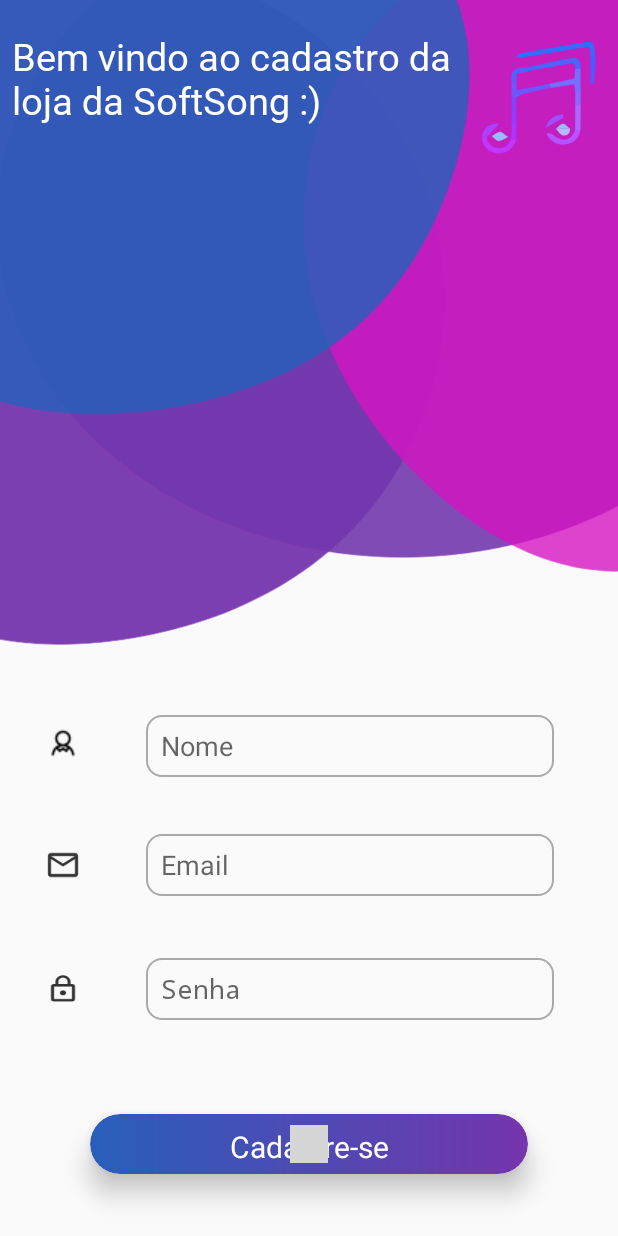
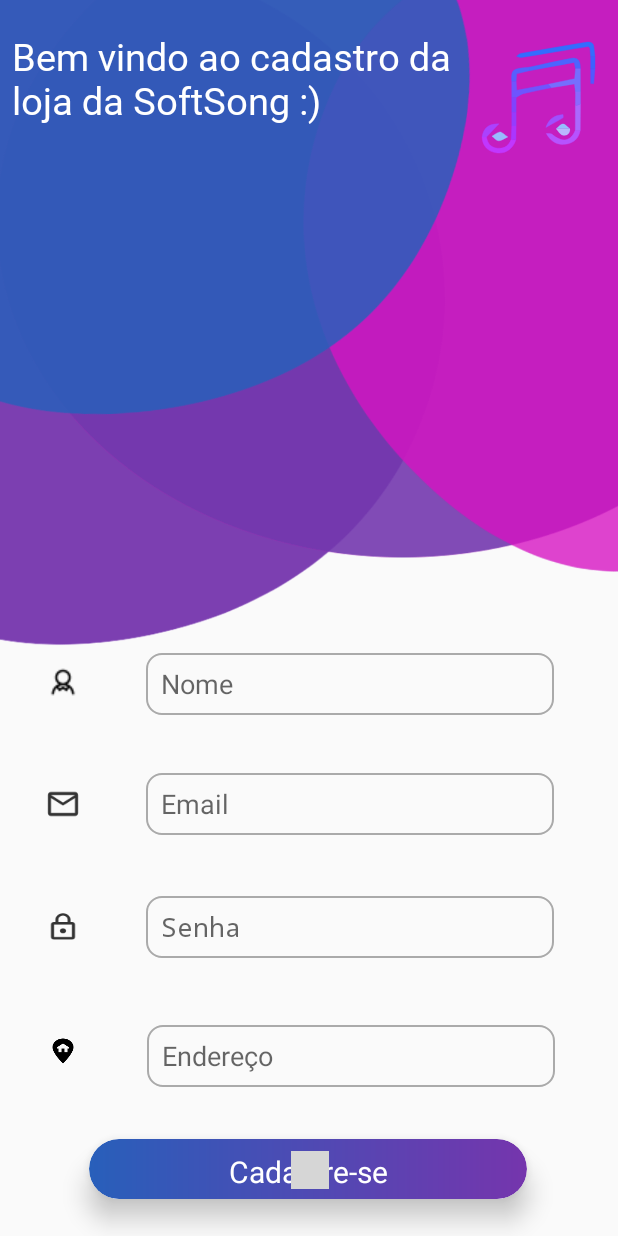
Before and after one commit to feliperrella/LojaSoftSong, an Android app: the SigninActivity screen opened directly, with no data from a screen before it, on a phone screen of 412 x 824 dp. Run offline under Robolectric (Android 15) with nearby library versions, the phone set to English and light mode, and no system bars; libraries missing offline, so code that uses them is left out: cdflynn.android.library; plain views replace CheckView; 1 statement that could not run was skipped; grey boxes are pictures that could not be loaded.

Commit message:
melhorias ? sla

```diff
--- a/app/build.gradle
+++ b/app/build.gradle
@@ -9,6 +9,7 @@ android {
         versionCode 1
         versionName "1.0"
         testInstrumentationRunner "android.support.test.runner.AndroidJUnitRunner"
+
     }
     buildTypes {
         release {
@@ -40,4 +41,6 @@ dependencies {
     implementation 'com.github.chrisbanes:PhotoView:2.1.3'
     implementation 'com.nex3z:notification-badge:0.1.0'
     implementation 'com.gelitenight.waveview:waveview:1.0.0'
+    implementation 'com.google.zxing:core:3.2.1'
+    implementation 'com.journeyapps:zxing-android-embedded:3.2.0@aar'
 }
--- a/app/src/main/AndroidManifest.xml
+++ b/app/src/main/AndroidManifest.xml
@@ -21,6 +21,7 @@
         <activity android:name=".HomeActivity" />
         <activity android:name=".ProdutosActivity" />
         <activity android:name=".SearchActivity" />
+        <activity android:name=".ConfirmActivity" />
         <activity android:name=".PerfilActivity" />
         <activity android:name=".CarrinhoActivity" />
         <activity android:name=".SigninActivity" />
--- a/app/src/main/java/com/example/lojasoftsong/ClasseConexao.java
+++ b/app/src/main/java/com/example/lojasoftsong/ClasseConexao.java
@@ -9,7 +9,8 @@ import java.sql.SQLException;
 import static java.sql.DriverManager.getConnection;
 
 public class ClasseConexao {
-    public static String ip = "191.193.25.113";
+    //public static String ip = "191.193.25.113";
+    public static String ip = "192.168.15.17";
 
     @SuppressLint("NewApi")
     public Connection CONN() throws ClassNotFoundException {
--- a/app/src/main/java/com/example/lojasoftsong/HomeActivity.java
+++ b/app/src/main/java/com/example/lojasoftsong/HomeActivity.java
@@ -101,7 +101,7 @@ public class HomeActivity extends Activity {
     @Override
     protected void onResume() {
         super.onResume();
-        badge.setNumber(Carrinho.size());
+        badge.setNumber(CarrinhoActivity.Nome.size());
     }
 
     public class Carro extends PagerAdapter{
@@ -196,6 +196,5 @@ public class HomeActivity extends Activity {
     private ArrayList<String> mNames = new ArrayList<>();
     private ArrayList<String> mCodigo = new ArrayList<>();
     private ArrayList<String> mPreco = new ArrayList<>();
-    public static ArrayList<String> Carrinho = new ArrayList<>();
     NotificationBadge badge;
 }
--- a/app/src/main/java/com/example/lojasoftsong/MainActivity.java
+++ b/app/src/main/java/com/example/lojasoftsong/MainActivity.java
@@ -108,6 +108,8 @@ public class MainActivity extends AppCompatActivity {
                     if(rs != null && rs.next())
                     {
                         id = rs.getString("IDCliente");
+                        endereco = rs.getString("endereco");
+                        nome = rs.getString("nome");
                     }
                 }
             } catch (Exception e) {
@@ -128,6 +130,8 @@ public class MainActivity extends AppCompatActivity {
                     SharedPreferences.Editor editor = sharedPref.edit();
                     editor.putString("email" ,usu.getText().toString());
                     editor.putString("id", id);
+                    editor.putString("endereco", endereco);
+                    editor.putString("nome", nome);
                     editor.apply();
                 }
                 else
@@ -154,7 +158,7 @@ public class MainActivity extends AppCompatActivity {
     public static SharedPreferences sharedPref;
     Button cadastrar;
     EditText usu, senh;
-    String id = "";
+    String id = "", endereco = "", nome = "";
     ImageView Login;
     ProgressBar progressBar;
 }
--- a/app/src/main/java/com/example/lojasoftsong/PerfilActivity.java
+++ b/app/src/main/java/com/example/lojasoftsong/PerfilActivity.java
@@ -32,6 +32,7 @@ public class PerfilActivity extends Activity {
         }
         setContentView(R.layout.activity_perfil);
         new Load().execute();
+        ((TextView) findViewById(R.id.Nome)).setText(MainActivity.sharedPref.getString("nome", ""));
     }
 
     class Load extends AsyncTask<String, String, String>
--- a/app/src/main/java/com/example/lojasoftsong/SigninActivity.java
+++ b/app/src/main/java/com/example/lojasoftsong/SigninActivity.java
@@ -51,10 +51,11 @@ public class SigninActivity extends Activity {
         Nome = findViewById(R.id.txtNome);
         Email = findViewById(R.id.txtEmail);
         Senha = findViewById(R.id.txtSenha);
+        Endereço = findViewById(R.id.txtEndereco);
         Cadastrar.setOnClickListener(new View.OnClickListener() {
             @Override
             public void onClick(View view) {
-                if(!Nome.getText().toString().equals("") && !Email.getText().toString().equals("") && !Senha.getText().toString().equals("")) {
+                if(!Nome.getText().toString().equals("") && !Email.getText().toString().equals("") && !Senha.getText().toString().equals("") && !Endereço.getText().toString().equals("")) {
                     width();
                     resto();
                     new Cadastrar().execute();
@@ -108,7 +109,7 @@ public class SigninActivity extends Activity {
                 if(connection != null)
                 {
                    Statement stmt = connection.createStatement();
-                   count = stmt.executeUpdate("Insert into tblCliente(nivel_acesso, nome, tel1,email,senha,CPF, endereco, cidade, estado, CEP, genero) values(0,'" + Nome.getText().toString() + "','','" + Email.getText().toString() + "','" + Senha.getText().toString() + "', '', '', '', '', '','')");
+                   count = stmt.executeUpdate("Insert into tblCliente(nivel_acesso, nome, tel1,email,senha,CPF, endereco, cidade, estado, CEP, genero) values(0,'" + Nome.getText().toString() + "','','" + Email.getText().toString() + "','" + Senha.getText().toString() + "', '', '" + Endereço.getText() + "', '', '', '','')");
                 }
             }
             catch (Exception e) {
@@ -135,6 +136,8 @@ public class SigninActivity extends Activity {
                         .start();
                 SharedPreferences.Editor editor = MainActivity.sharedPref.edit();
                 editor.putString("email", Email.getText().toString());
+                editor.putString("endereco", Endereço.getText().toString());
+                editor.putString("nome", Nome.getText().toString());
                 editor.apply();
                 new Handler().postDelayed(new Runnable()
                 {
@@ -153,5 +156,5 @@ public class SigninActivity extends Activity {
     TextView tchau;
     ProgressBar pb;
     CardView Cadastrar;
-    EditText Nome, Email, Senha;
+    EditText Nome, Email, Senha, Endereço;
 }
--- a/app/src/main/res/layout/activity_signin.xml
+++ b/app/src/main/res/layout/activity_signin.xml
@@ -85,8 +85,10 @@
         app:cardElevation="10dp"
         app:layout_constraintBottom_toBottomOf="parent"
         app:layout_constraintEnd_toEndOf="parent"
+        app:layout_constraintHorizontal_bias="0.495"
         app:layout_constraintStart_toStartOf="parent"
-        app:layout_constraintTop_toTopOf="@+id/guideline10">
+        app:layout_constraintTop_toTopOf="@+id/guideline10"
+        app:layout_constraintVertical_bias="0.849">
 
         <android.support.constraint.ConstraintLayout
             android:layout_width="match_parent"
@@ -122,8 +124,10 @@
                 android:visibility="invisible"
                 app:layout_constraintBottom_toBottomOf="parent"
                 app:layout_constraintEnd_toEndOf="parent"
+                app:layout_constraintHorizontal_bias="0.505"
                 app:layout_constraintStart_toStartOf="parent"
-                app:layout_constraintTop_toTopOf="parent" />
+                app:layout_constraintTop_toTopOf="parent"
+                app:layout_constraintVertical_bias="0.0" />
 
             <cdflynn.android.library.checkview.CheckView
                 android:id="@+id/check"
@@ -136,8 +140,10 @@
                 app:checkView_strokeColor="#ffffff"
                 app:layout_constraintBottom_toBottomOf="parent"
                 app:layout_constraintEnd_toEndOf="parent"
+                app:layout_constraintHorizontal_bias="0.505"
                 app:layout_constraintStart_toStartOf="parent"
-                app:layout_constraintTop_toTopOf="parent" />
+                app:layout_constraintTop_toTopOf="parent"
+                app:layout_constraintVertical_bias="0.0" />
 
         </android.support.constraint.ConstraintLayout>
 
@@ -197,7 +203,6 @@
         android:id="@+id/txtEmail"
         android:layout_width="272dp"
         android:layout_height="41dp"
-        android:paddingLeft="10dp"
         android:layout_marginStart="8dp"
         android:layout_marginTop="8dp"
         android:layout_marginEnd="8dp"
@@ -206,10 +211,44 @@
         android:ems="10"
         android:hint="Email"
         android:inputType="textPersonName"
+        android:paddingLeft="10dp"
         app:layout_constraintBottom_toTopOf="@+id/guideline9"
         app:layout_constraintEnd_toEndOf="parent"
         app:layout_constraintStart_toEndOf="@+id/imageView5"
         app:layout_constraintTop_toTopOf="@+id/guideline8" />
+
+    <EditText
+        android:id="@+id/txtEndereco"
+        android:layout_width="272dp"
+        android:layout_height="41dp"
+        android:layout_marginStart="8dp"
+        android:layout_marginTop="12dp"
+        android:layout_marginEnd="40dp"
+        android:layout_marginBottom="8dp"
+        android:background="@drawable/edittext_layout"
+        android:hint="Endereço"
+        android:paddingLeft="10dp"
+        app:layout_constraintBottom_toTopOf="@+id/guideline27"
+        app:layout_constraintEnd_toEndOf="parent"
+        app:layout_constraintHorizontal_bias="0.945"
+        app:layout_constraintStart_toEndOf="@+id/imageView7"
+        app:layout_constraintTop_toTopOf="@+id/guideline10"
+        app:layout_constraintVertical_bias="0.583" />
+
+    <ImageView
+        android:id="@+id/imageView7"
+        android:layout_width="24dp"
+        android:layout_height="20dp"
+        android:layout_marginStart="8dp"
+        android:layout_marginTop="8dp"
+        android:layout_marginEnd="8dp"
+        android:layout_marginBottom="8dp"
+        android:background="@drawable/ico_endereco"
+        app:layout_constraintBottom_toTopOf="@+id/guideline27"
+        app:layout_constraintEnd_toEndOf="parent"
+        app:layout_constraintHorizontal_bias="0.06"
+        app:layout_constraintStart_toStartOf="parent"
+        app:layout_constraintTop_toTopOf="@+id/guideline10" />
 
     <TextView
         android:id="@+id/topText"
@@ -245,7 +284,7 @@
         android:layout_height="wrap_content"
         android:orientation="horizontal"
         app:layout_constraintGuide_begin="20dp"
-        app:layout_constraintGuide_percent="0.55" />
+        app:layout_constraintGuide_percent="0.50" />
 
     <android.support.constraint.Guideline
         android:id="@+id/guideline8"
@@ -253,20 +292,28 @@
         android:layout_height="wrap_content"
         android:orientation="horizontal"
         app:layout_constraintGuide_begin="20dp"
-        app:layout_constraintGuide_percent="0.65" />
+        app:layout_constraintGuide_percent="0.60" />
 
     <android.support.constraint.Guideline
         android:id="@+id/guideline9"
         android:layout_width="wrap_content"
         android:layout_height="wrap_content"
         android:orientation="horizontal"
-        app:layout_constraintGuide_percent="0.75"
-        app:layout_constraintGuide_begin="20dp" />
+        app:layout_constraintGuide_begin="20dp"
+        app:layout_constraintGuide_percent="0.7" />
 
     <android.support.constraint.Guideline
         android:id="@+id/guideline10"
         android:layout_width="wrap_content"
-        app:layout_constraintGuide_percent="0.85"
+        android:layout_height="wrap_content"
+        android:orientation="horizontal"
+        app:layout_constraintGuide_begin="20dp"
+        app:layout_constraintGuide_percent="0.8" />
+
+    <android.support.constraint.Guideline
+        android:id="@+id/guideline27"
+        android:layout_width="wrap_content"
+        app:layout_constraintGuide_percent="0.9"
         android:layout_height="wrap_content"
         android:orientation="horizontal"
         app:layout_constraintGuide_begin="20dp" />
```
Also changed, not shown: app/src/main/java/com/example/lojasoftsong/CarrinhoActivity.java (+23 -53 lines), app/src/main/java/com/example/lojasoftsong/ConfirmActivity.java (added, +127 -0 lines), app/src/main/java/com/example/lojasoftsong/ProdutosActivity.java (+5 -2 lines), app/src/main/res/layout/activity_confirm.xml (added, +316 -0 lines), app/src/main/res/layout/layout_produtos_linha.xml (+17 -1 lines), app/src/main/res/drawable/ic_boleto.png (added), app/src/main/res/drawable/ic_mastercard.png (added), app/src/main/res/drawable/ic_paypal.png (added), app/src/main/res/drawable/ic_visa.png (added), app/src/main/res/drawable/ico_endereco.png (added), app/src/main/res/layout/activity_carrinho.xml (indentation only).
